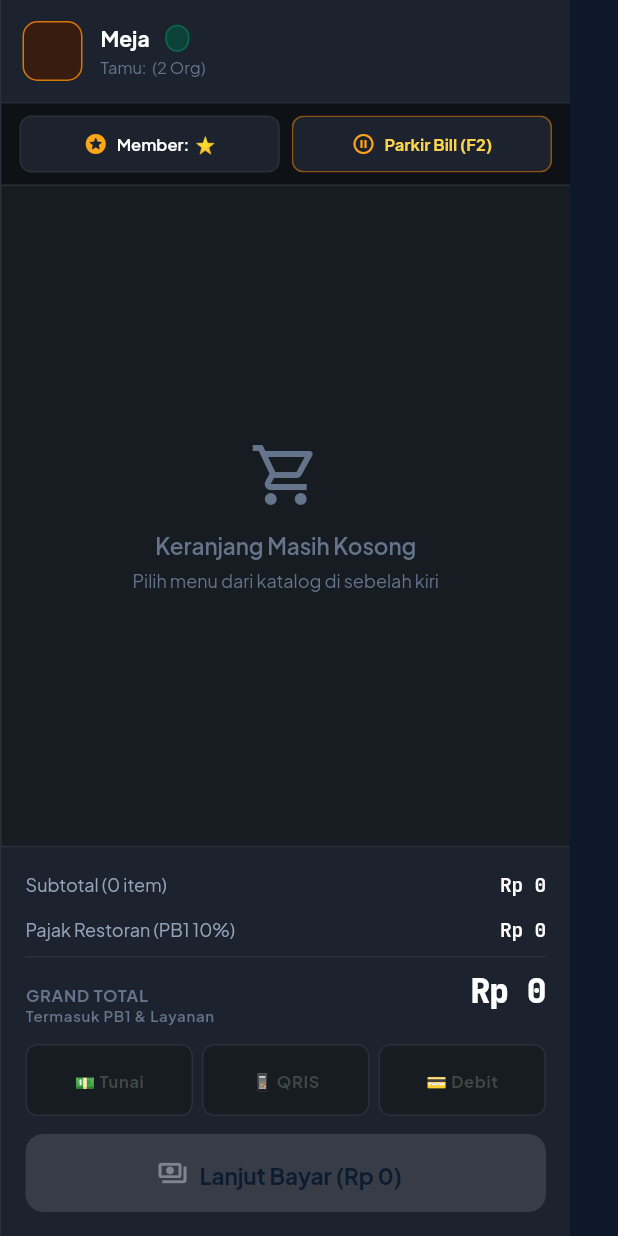
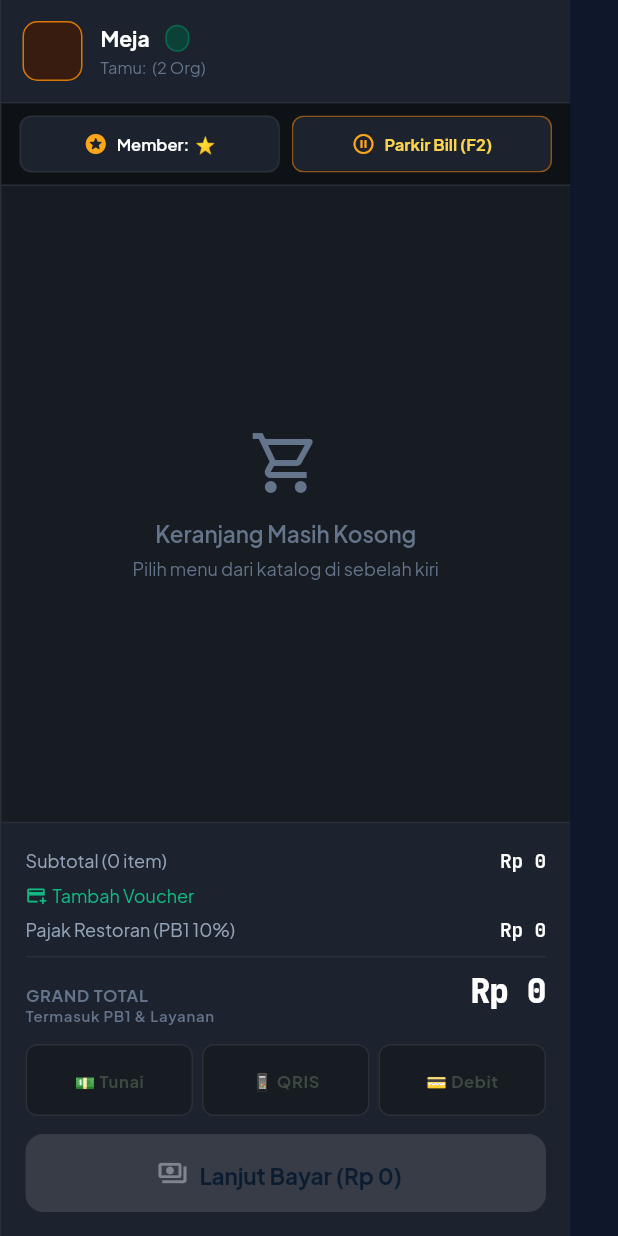
Before and after one commit to Xart22/tumbuh-mobile, a Flutter app: the CartPanel widget shown alone on an empty page, opened directly with empty values, on a phone screen of 412 x 824 dp. Run offline on Flutter 3.47's test engine with Material 3 defaults, Android fonts, the phone set to English and light mode, and no system bars; our stand-ins replace connectivity_plus, device_info_plus, dio, drift, drift_flutter, equatable and 5 more; accounts and stored records are empty; generated files the repository leaves out were written again; network calls fail.

Commit message:
feat(pos): apply vouchers via backend validation
Cart voucher row opens a code modal; PosRepository.validateVoucher calls POST /v1/vouchers/validate and the discount flows into the order payload. Invalid codes surface the backend message.

```diff
--- /dev/null
+++ b/lib/data/models/voucher_validation.dart
@@ -0,0 +1,26 @@
+import 'package:equatable/equatable.dart';
+
+class VoucherValidation extends Equatable {
+  final String code;
+  final String name;
+  final int discountAmount;
+  final int finalTotal;
+
+  const VoucherValidation({
+    required this.code,
+    required this.name,
+    required this.discountAmount,
+    required this.finalTotal,
+  });
+
+  factory VoucherValidation.fromJson(Map<String, dynamic> json) =>
+      VoucherValidation(
+        code: json['code'] as String? ?? '',
+        name: json['voucherName'] as String? ?? 'Voucher',
+        discountAmount: (json['discountAmount'] as num?)?.round() ?? 0,
+        finalTotal: (json['finalTotal'] as num?)?.round() ?? 0,
+      );
+
+  @override
+  List<Object?> get props => [code, name, discountAmount, finalTotal];
+}
--- a/lib/features/pos/bloc/pos_event.dart
+++ b/lib/features/pos/bloc/pos_event.dart
@@ -119,6 +119,18 @@ class PosClearCustomer extends PosEvent {
   const PosClearCustomer();
 }
 
+class PosApplyVoucher extends PosEvent {
+  final String code;
+  const PosApplyVoucher(this.code);
+
+  @override
+  List<Object?> get props => [code];
+}
+
+class PosRemoveVoucher extends PosEvent {
+  const PosRemoveVoucher();
+}
+
 class PosParkBill extends PosEvent {
   const PosParkBill();
 }
--- a/lib/features/pos/bloc/pos_state.dart
+++ b/lib/features/pos/bloc/pos_state.dart
@@ -23,6 +23,8 @@ class PosState extends Equatable {
   final bool isMember;
   final List<CustomerSummary> customerResults;
   final int voucherDiscount;
+  final String? appliedVoucherCode;
+  final String? voucherError;
   final List<ParkedBill> parkedBills;
   final OrderTotals totals;
   final PrinterDeviceConfig printerConfig;
@@ -44,6 +46,8 @@ class PosState extends Equatable {
     this.isMember = true,
     this.customerResults = const [],
     this.voucherDiscount = 10000,
+    this.appliedVoucherCode,
+    this.voucherError,
     this.parkedBills = const [],
     this.totals = OrderTotals.zero,
 
@@ -75,6 +79,10 @@ class PosState extends Equatable {
     bool? isMember,
     List<CustomerSummary>? customerResults,
     int? voucherDiscount,
+    String? appliedVoucherCode,
+    bool clearVoucher = false,
+    String? voucherError,
+    bool clearVoucherError = false,
     List<ParkedBill>? parkedBills,
     OrderTotals? totals,
     PrinterDeviceConfig? printerConfig,
@@ -96,6 +104,10 @@ class PosState extends Equatable {
       isMember: isMember ?? this.isMember,
       customerResults: customerResults ?? this.customerResults,
       voucherDiscount: voucherDiscount ?? this.voucherDiscount,
+      appliedVoucherCode:
+          clearVoucher ? null : (appliedVoucherCode ?? this.appliedVoucherCode),
+      voucherError:
+          clearVoucherError ? null : (voucherError ?? this.voucherError),
       parkedBills: parkedBills ?? this.parkedBills,
       totals: totals ?? this.totals,
       printerConfig: printerConfig ?? this.printerConfig,
@@ -120,6 +132,8 @@ class PosState extends Equatable {
     isMember,
     customerResults,
     voucherDiscount,
+    appliedVoucherCode,
+    voucherError,
     parkedBills,
     totals,
     printerConfig,
--- a/lib/features/pos/presentation/screens/pos_tablet_screen.dart
+++ b/lib/features/pos/presentation/screens/pos_tablet_screen.dart
@@ -10,6 +10,7 @@ import 'package:tumbuh_mobile/features/pos/bloc/pos_event.dart';
 import 'package:tumbuh_mobile/features/pos/bloc/pos_state.dart';
 import 'package:tumbuh_mobile/features/pos/presentation/widgets/cart_panel.dart';
 import 'package:tumbuh_mobile/features/pos/presentation/widgets/customer_picker_modal.dart';
+import 'package:tumbuh_mobile/features/pos/presentation/widgets/voucher_modal.dart';
 import 'package:tumbuh_mobile/features/pos/presentation/widgets/payment_modal.dart';
 import 'package:tumbuh_mobile/features/pos/presentation/widgets/product_card.dart';
 import 'package:tumbuh_mobile/features/pos/presentation/widgets/product_options_modal.dart';
@@ -153,6 +154,8 @@ class _PosTabletScreenState extends State<PosTabletScreen> {
                       customerName: state.customerName,
                       isMember: state.isMember,
                       onSelectCustomer: () => CustomerPickerModal.show(context),
+                      onApplyVoucher: () => VoucherModal.show(context),
+                      onRemoveVoucher: () => context.read<PosBloc>().add(const PosRemoveVoucher()),
                       parkedBillCount: state.parkedBills.length,
                       onUpdateQuantity: (lineId, delta) {
                         context.read<PosBloc>().add(PosUpdateCartQuantity(lineId: lineId, delta: delta));
--- a/lib/features/pos/presentation/widgets/cart_panel.dart
+++ b/lib/features/pos/presentation/widgets/cart_panel.dart
@@ -19,6 +19,8 @@ class CartPanel extends StatelessWidget {
   final VoidCallback onParkBill;
   final VoidCallback onOpenPayment;
   final VoidCallback? onSelectCustomer;
+  final VoidCallback? onApplyVoucher;
+  final VoidCallback? onRemoveVoucher;
   final Function(PosPaymentMethod method)? onQuickPay;
 
   const CartPanel({
@@ -35,6 +37,8 @@ class CartPanel extends StatelessWidget {
     required this.onParkBill,
     required this.onOpenPayment,
     this.onSelectCustomer,
+    this.onApplyVoucher,
+    this.onRemoveVoucher,
     this.onQuickPay,
   });
 
@@ -472,19 +476,29 @@ class CartPanel extends StatelessWidget {
             ],
           ),
           const SizedBox(height: 6),
-          // Diskon Voucher Member
-          if (totals.voucherDiscount > 0)
-            Row(
+          // Voucher (tap to add / remove)
+          GestureDetector(
+            onTap: totals.voucherDiscount > 0 ? onRemoveVoucher : onApplyVoucher,
+            behavior: HitTestBehavior.opaque,
+            child: Row(
               mainAxisAlignment: MainAxisAlignment.spaceBetween,
               children: [
                 Expanded(
                   child: Row(
                     children: [
-                      const Icon(Icons.local_offer_outlined, size: 14, color: LpColors.primaryLight),
+                      Icon(
+                        totals.voucherDiscount > 0
+                            ? Icons.local_offer
+                            : Icons.add_card_rounded,
+                        size: 14,
+                        color: LpColors.primaryLight,
+                      ),
                       const SizedBox(width: 4),
                       Flexible(
                         child: Text(
-                          'Diskon Voucher Member',
+                          totals.voucherDiscount > 0
+                              ? 'Diskon Voucher Member'
+                              : 'Tambah Voucher',
                           overflow: TextOverflow.ellipsis,
                           style: LpTypography.bodySm.copyWith(color: LpColors.primaryLight),
                         ),
@@ -492,6 +506,7 @@ class CartPanel extends StatelessWidget {
                     ],
                   ),
                 ),
+                if (totals.voucherDiscount > 0)
                   Text(
                     '-${CurrencyFormatter.format(totals.voucherDiscount)}',
                     style: LpTypography.dataCurrencySm.copyWith(
@@ -500,6 +515,7 @@ class CartPanel extends StatelessWidget {
                     ),
                   ),
               ],
+            ),
           ),
           const SizedBox(height: 6),
           // PB1 Pajak Restoran 10%
```
Also changed, not shown: lib/data/remote/pos_repository.dart (+14 -0 lines), lib/features/pos/bloc/pos_bloc.dart (+43 -0 lines), lib/features/pos/presentation/widgets/voucher_modal.dart (added, +120 -0 lines), 1 other file. Lines whose indentation alone changed are shown as unchanged.
